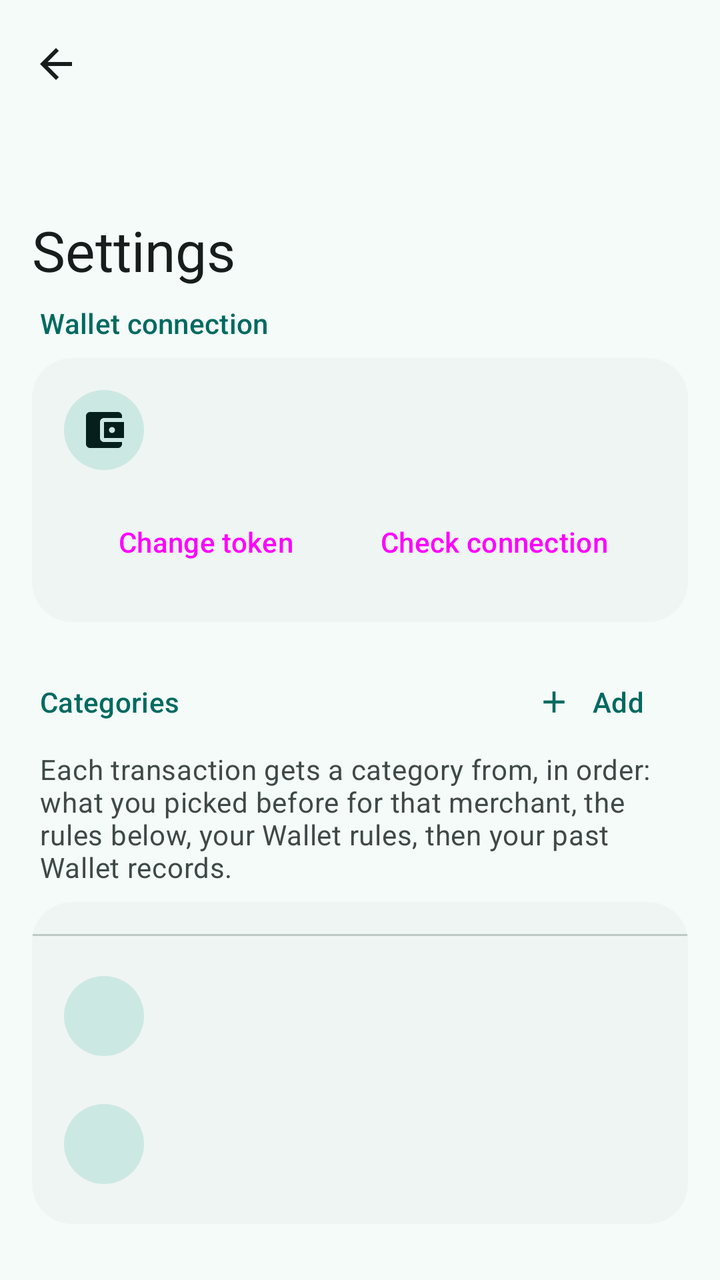
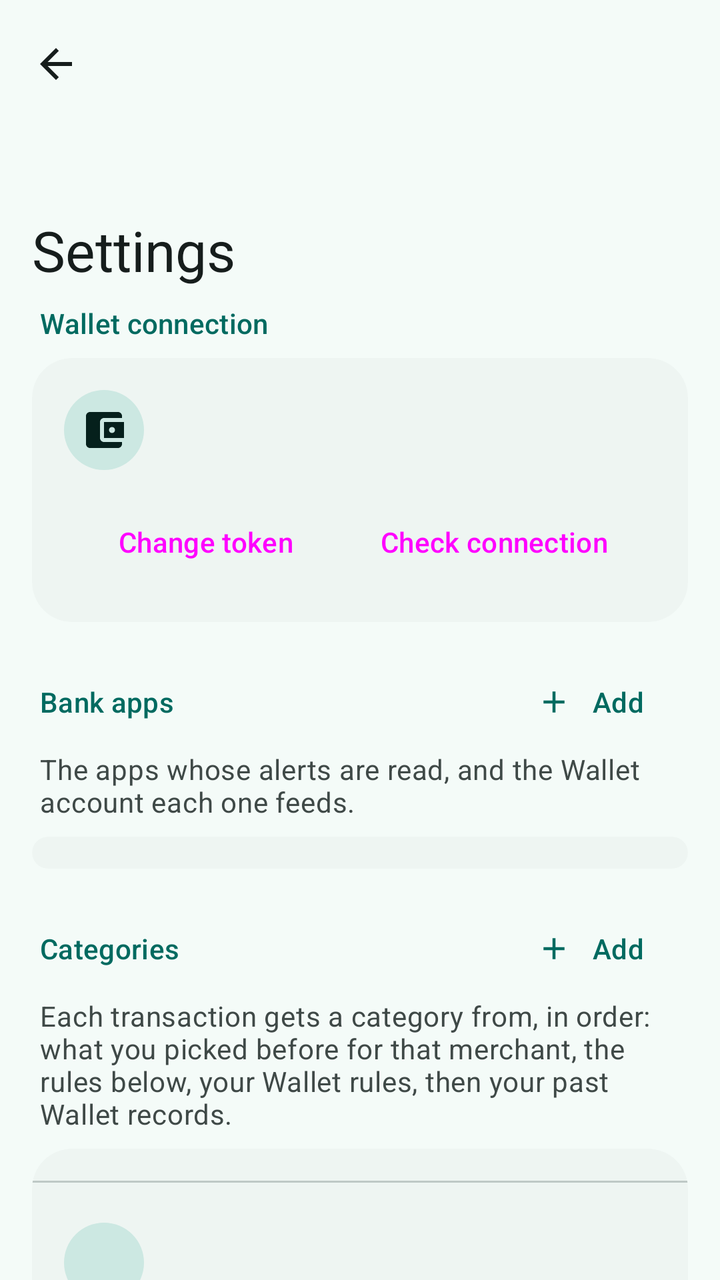

Compare the two renders of this Android layout. The source of the first and the diff that turns it into the second are given below.
<!-- AndroidManifest.xml: application theme Theme.BankSync -->
<!-- res/layout/activity_settings.xml -->
<?xml version="1.0" encoding="utf-8"?>
<androidx.coordinatorlayout.widget.CoordinatorLayout xmlns:android="http://schemas.android.com/apk/res/android"
    xmlns:app="http://schemas.android.com/apk/res-auto"
    android:id="@+id/root"
    android:layout_width="match_parent"
    android:layout_height="match_parent">

    <com.google.android.material.appbar.AppBarLayout
        android:layout_width="match_parent"
        android:layout_height="wrap_content"
        android:fitsSystemWindows="true">

        <com.google.android.material.appbar.CollapsingToolbarLayout
            style="?attr/collapsingToolbarLayoutLargeStyle"
            android:layout_width="match_parent"
            android:layout_height="?attr/collapsingToolbarLayoutLargeSize"
            app:layout_scrollFlags="scroll|exitUntilCollapsed|snap"
            app:title="Settings">

            <com.google.android.material.appbar.MaterialToolbar
                android:id="@+id/toolbar"
                android:layout_width="match_parent"
                android:layout_height="?attr/actionBarSize"
                android:elevation="0dp"
                app:layout_collapseMode="pin"
                app:navigationContentDescription="Back"
                app:navigationIcon="@drawable/ic_back"
                app:navigationIconTint="?attr/colorOnSurface" />
        </com.google.android.material.appbar.CollapsingToolbarLayout>
    </com.google.android.material.appbar.AppBarLayout>

    <androidx.core.widget.NestedScrollView
        android:id="@+id/scroll"
        android:layout_width="match_parent"
        android:layout_height="match_parent"
        android:clipToPadding="false"
        android:paddingBottom="24dp"
        app:layout_behavior="@string/appbar_scrolling_view_behavior">

        <LinearLayout
            android:layout_width="match_parent"
            android:layout_height="wrap_content"
            android:orientation="vertical"
            android:paddingStart="16dp"
            android:paddingEnd="16dp">

            
            <TextView
                style="@style/Widget.BankSync.SectionTitle"
                android:layout_marginTop="0dp"
                android:text="Wallet connection" />

            <com.google.android.material.card.MaterialCardView
                android:layout_width="match_parent"
                android:layout_height="wrap_content">

                <LinearLayout
                    android:layout_width="match_parent"
                    android:layout_height="wrap_content"
                    android:orientation="vertical"
                    android:padding="16dp">

                    <LinearLayout
                        android:layout_width="match_parent"
                        android:layout_height="wrap_content"
                        android:gravity="center_vertical"
                        android:orientation="horizontal">

                        <ImageView
                            android:id="@+id/tokenIcon"
                            style="@style/Widget.BankSync.RowIcon"
                            android:src="@drawable/ic_wallet" />

                        <TextView
                            android:id="@+id/tokenStatus"
                            android:layout_width="0dp"
                            android:layout_height="wrap_content"
                            android:layout_marginStart="16dp"
                            android:layout_weight="1"
                            android:textAppearance="?attr/textAppearanceBodyLarge" />
                    </LinearLayout>

                    
                    <LinearLayout
                        android:id="@+id/tokenEdit"
                        android:layout_width="match_parent"
                        android:layout_height="wrap_content"
                        android:orientation="vertical"
                        android:visibility="gone">

                        <com.google.android.material.textfield.TextInputLayout
                            android:id="@+id/tokenLayout"
                            style="@style/Widget.BankSync.Field"
                            android:layout_marginTop="16dp"
                            android:hint="API token"
                            app:endIconMode="password_toggle">

                            <com.google.android.material.textfield.TextInputEditText
                                android:id="@+id/tokenInput"
                                android:layout_width="match_parent"
                                android:layout_height="wrap_content"
                                android:inputType="textPassword" />
                        </com.google.android.material.textfield.TextInputLayout>

                        <TextView
                            android:id="@+id/tokenHelp"
                            android:layout_width="match_parent"
                            android:layout_height="wrap_content"
                            android:layout_marginTop="4dp"
                            android:textAppearance="?attr/textAppearanceBodySmall"
                            android:textColor="?attr/colorOnSurfaceVariant" />
                    </LinearLayout>

                    <LinearLayout
                        android:layout_width="match_parent"
                        android:layout_height="wrap_content"
                        android:layout_marginTop="12dp"
                        android:gravity="end"
                        android:orientation="horizontal">

                        <Button
                            android:id="@+id/tokenChange"
                            style="@style/Widget.Material3.Button.TextButton"
                            android:layout_width="wrap_content"
                            android:layout_height="wrap_content"
                            android:text="Change token" />

                        <Button
                            android:id="@+id/tokenCheck"
                            style="@style/Widget.Material3.Button.TonalButton"
                            android:layout_width="wrap_content"
                            android:layout_height="wrap_content"
                            android:layout_marginStart="8dp"
                            android:text="Check connection" />
                    </LinearLayout>
                </LinearLayout>
            </com.google.android.material.card.MaterialCardView>

            
            <LinearLayout
                android:layout_width="match_parent"
                android:layout_height="wrap_content"
                android:layout_marginTop="16dp"
                android:gravity="center_vertical"
                android:orientation="horizontal">

                <TextView
                    style="@style/Widget.BankSync.SectionTitle"
                    android:layout_width="0dp"
                    android:layout_marginTop="0dp"
                    android:layout_marginBottom="0dp"
                    android:layout_weight="1"
                    android:text="Categories" />

                <com.google.android.material.button.MaterialButton
                    android:id="@+id/addCategoryButton"
                    style="@style/Widget.Material3.Button.TextButton.Icon"
                    android:layout_width="wrap_content"
                    android:layout_height="wrap_content"
                    android:text="Add"
                    app:icon="@drawable/ic_add" />
            </LinearLayout>

            <TextView
                android:layout_width="match_parent"
                android:layout_height="wrap_content"
                android:layout_marginBottom="8dp"
                android:paddingStart="4dp"
                android:paddingEnd="4dp"
                android:text="Each transaction gets a category from, in order: what you picked before for that merchant, the rules below, your Wallet rules, then your past Wallet records."
                android:textAppearance="?attr/textAppearanceBodyMedium"
                android:textColor="?attr/colorOnSurfaceVariant" />

            <com.google.android.material.card.MaterialCardView
                android:layout_width="match_parent"
                android:layout_height="wrap_content">

                <LinearLayout
                    android:layout_width="match_parent"
                    android:layout_height="wrap_content"
                    android:orientation="vertical"
                    android:paddingTop="8dp"
                    android:paddingBottom="8dp">

                    <LinearLayout
                        android:id="@+id/categoriesList"
                        android:layout_width="match_parent"
                        android:layout_height="wrap_content"
                        android:orientation="vertical" />

                    <com.google.android.material.divider.MaterialDivider
                        android:layout_width="match_parent"
                        android:layout_height="wrap_content"
                        android:layout_marginTop="8dp"
                        android:layout_marginBottom="8dp" />

                    <include
                        android:id="@+id/walletDataRow"
                        layout="@layout/item_link" />

                    <include
                        android:id="@+id/memoryRow"
                        layout="@layout/item_link" />
                </LinearLayout>
            </com.google.android.material.card.MaterialCardView>

            
            <TextView
                style="@style/Widget.BankSync.SectionTitle"
                android:text="Capture" />

            <com.google.android.material.card.MaterialCardView
                android:layout_width="match_parent"
                android:layout_height="wrap_content">

                <LinearLayout
                    android:layout_width="match_parent"
                    android:layout_height="wrap_content"
                    android:orientation="vertical"
                    android:paddingStart="16dp"
                    android:paddingTop="4dp"
                    android:paddingEnd="16dp"
                    android:paddingBottom="16dp">

                    <com.google.android.material.materialswitch.MaterialSwitch
                        android:id="@+id/pausedSwitch"
                        style="@style/Widget.BankSync.SettingSwitch"
                        android:text="Pause capture" />

                    <TextView
                        style="@style/Widget.BankSync.SettingHint"
                        android:text="Ignore bank alerts for now. Also available as a Quick Settings tile." />

                    <com.google.android.material.materialswitch.MaterialSwitch
                        android:id="@+id/reviewSwitch"
                        style="@style/Widget.BankSync.SettingSwitch"
                        android:text="Ask before sending" />

                    <TextView
                        style="@style/Widget.BankSync.SettingHint"
                        android:text="Each transaction waits for you to tap Send in a notification." />

                    <com.google.android.material.textfield.TextInputLayout
                        style="@style/Widget.BankSync.Field"
                        android:hint="Ignore alerts containing"
                        app:helperText="Comma-separated words, for example OTP, promo">

                        <com.google.android.material.textfield.TextInputEditText
                            android:id="@+id/ignoreInput"
                            android:layout_width="match_parent"
                            android:layout_height="wrap_content"
                            android:inputType="textNoSuggestions" />
                    </com.google.android.material.textfield.TextInputLayout>

                    <com.google.android.material.textfield.TextInputLayout
                        style="@style/Widget.BankSync.Field"
                        android:hint="Catch-up window (hours)"
                        app:helperText="How far back &quot;Scan for missed alerts&quot; looks">

                        <com.google.android.material.textfield.TextInputEditText
                            android:id="@+id/catchUpInput"
                            android:layout_width="match_parent"
                            android:layout_height="wrap_content"
                            android:inputType="number" />
                    </com.google.android.material.textfield.TextInputLayout>
                </LinearLayout>
            </com.google.android.material.card.MaterialCardView>

            
            <TextView
                style="@style/Widget.BankSync.SectionTitle"
                android:text="Uploads" />

            <com.google.android.material.card.MaterialCardView
                android:layout_width="match_parent"
                android:layout_height="wrap_content">

                <LinearLayout
                    android:layout_width="match_parent"
                    android:layout_height="wrap_content"
                    android:orientation="vertical"
                    android:paddingStart="16dp"
                    android:paddingTop="4dp"
                    android:paddingEnd="16dp"
                    android:paddingBottom="16dp">

                    <com.google.android.material.materialswitch.MaterialSwitch
                        android:id="@+id/retrySwitch"
                        style="@style/Widget.BankSync.SettingSwitch"
                        android:text="Retry automatically" />

                    <TextView
                        style="@style/Widget.BankSync.SettingHint"
                        android:text="Keep trying when you're offline or Wallet is down. Off: a failed upload waits for you to retry it." />

                    <com.google.android.material.materialswitch.MaterialSwitch
                        android:id="@+id/wifiSwitch"
                        style="@style/Widget.BankSync.SettingSwitch"
                        android:text="Wi-Fi only" />

                    <TextView
                        style="@style/Widget.BankSync.SettingHint"
                        android:text="Hold transactions until you're on Wi-Fi." />

                    <com.google.android.material.materialswitch.MaterialSwitch
                        android:id="@+id/skipExistingSwitch"
                        style="@style/Widget.BankSync.SettingSwitch"
                        android:text="Skip money Wallet already has" />

                    <TextView
                        style="@style/Widget.BankSync.SettingHint"
                        android:text="Avoids counting a transfer twice when you recorded it in Wallet yourself." />

                    <com.google.android.material.textfield.TextInputLayout
                        style="@style/Widget.BankSync.Field"
                        android:hint="Batch delay (minutes)"
                        app:helperText="Longer saves battery: bursts go out as one request">

                        <com.google.android.material.textfield.TextInputEditText
                            android:id="@+id/delayInput"
                            android:layout_width="match_parent"
                            android:layout_height="wrap_content"
                            android:inputType="number" />
                    </com.google.android.material.textfield.TextInputLayout>

                    <com.google.android.material.textfield.TextInputLayout
                        style="@style/Widget.BankSync.Field"
                        android:hint="Give up after (attempts)">

                        <com.google.android.material.textfield.TextInputEditText
                            android:id="@+id/attemptsInput"
                            android:layout_width="match_parent"
                            android:layout_height="wrap_content"
                            android:inputType="number" />
                    </com.google.android.material.textfield.TextInputLayout>
                </LinearLayout>
            </com.google.android.material.card.MaterialCardView>

            
            <TextView
                style="@style/Widget.BankSync.SectionTitle"
                android:text="Records in Wallet" />

            <com.google.android.material.card.MaterialCardView
                android:layout_width="match_parent"
                android:layout_height="wrap_content">

                <LinearLayout
                    android:layout_width="match_parent"
                    android:layout_height="wrap_content"
                    android:orientation="vertical"
                    android:paddingStart="16dp"
                    android:paddingTop="4dp"
                    android:paddingEnd="16dp"
                    android:paddingBottom="4dp">

                    <com.google.android.material.materialswitch.MaterialSwitch
                        android:id="@+id/noteSwitch"
                        style="@style/Widget.BankSync.SettingSwitch"
                        android:text="Add payment details as a note" />

                    <TextView
                        style="@style/Widget.BankSync.SettingHint"
                        android:text="Payee and reference from the alert, plus the original amount when it was in another currency." />

                    <com.google.android.material.materialswitch.MaterialSwitch
                        android:id="@+id/unclearedSwitch"
                        style="@style/Widget.BankSync.SettingSwitch"
                        android:text="Mark as uncleared" />

                    <TextView
                        style="@style/Widget.BankSync.SettingHint"
                        android:text="So you can tick them off against your statement." />
                </LinearLayout>
            </com.google.android.material.card.MaterialCardView>

            
            <TextView
                style="@style/Widget.BankSync.SectionTitle"
                android:text="Alerts and privacy" />

            <com.google.android.material.card.MaterialCardView
                android:layout_width="match_parent"
                android:layout_height="wrap_content">

                <LinearLayout
                    android:layout_width="match_parent"
                    android:layout_height="wrap_content"
                    android:orientation="vertical"
                    android:paddingStart="16dp"
                    android:paddingTop="4dp"
                    android:paddingEnd="16dp"
                    android:paddingBottom="16dp">

                    <com.google.android.material.materialswitch.MaterialSwitch
                        android:id="@+id/alertsSwitch"
                        style="@style/Widget.BankSync.SettingSwitch"
                        android:text="Tell me when something needs attention" />

                    <TextView
                        style="@style/Widget.BankSync.SettingHint"
                        android:text="A notification when Wallet rejects the token or a transaction can't be sent." />

                    <com.google.android.material.materialswitch.MaterialSwitch
                        android:id="@+id/lockSwitch"
                        style="@style/Widget.BankSync.SettingSwitch"
                        android:text="Lock the app" />

                    <TextView
                        style="@style/Widget.BankSync.SettingHint"
                        android:text="Ask for your screen lock when opening the app." />

                    <com.google.android.material.textfield.TextInputLayout
                        style="@style/Widget.BankSync.Field"
                        android:hint="Keep history (days)"
                        app:helperText="Sent and not-understood alerts are deleted from this phone after this">

                        <com.google.android.material.textfield.TextInputEditText
                            android:id="@+id/keepInput"
                            android:layout_width="match_parent"
                            android:layout_height="wrap_content"
                            android:inputType="number" />
                    </com.google.android.material.textfield.TextInputLayout>
                </LinearLayout>
            </com.google.android.material.card.MaterialCardView>

            
            <TextView
                style="@style/Widget.BankSync.SectionTitle"
                android:text="Phone settings" />

            <com.google.android.material.card.MaterialCardView
                android:layout_width="match_parent"
                android:layout_height="wrap_content">

                <LinearLayout
                    android:layout_width="match_parent"
                    android:layout_height="wrap_content"
                    android:orientation="vertical"
                    android:paddingTop="8dp"
                    android:paddingBottom="8dp">

                    <include
                        android:id="@+id/accessRow"
                        layout="@layout/item_link" />

                    <include
                        android:id="@+id/batteryRow"
                        layout="@layout/item_link" />
                </LinearLayout>
            </com.google.android.material.card.MaterialCardView>
        </LinearLayout>
    </androidx.core.widget.NestedScrollView>
</androidx.coordinatorlayout.widget.CoordinatorLayout>
<!-- res/layout/item_link.xml (included above) -->
<?xml version="1.0" encoding="utf-8"?>
<LinearLayout xmlns:android="http://schemas.android.com/apk/res/android"
    android:layout_width="match_parent"
    android:layout_height="wrap_content"
    android:background="?attr/selectableItemBackground"
    android:gravity="center_vertical"
    android:minHeight="64dp"
    android:orientation="horizontal"
    android:paddingStart="16dp"
    android:paddingTop="8dp"
    android:paddingEnd="16dp"
    android:paddingBottom="8dp">

    <ImageView
        android:id="@+id/linkIcon"
        style="@style/Widget.BankSync.RowIcon" />

    <LinearLayout
        android:layout_width="0dp"
        android:layout_height="wrap_content"
        android:layout_marginStart="16dp"
        android:layout_weight="1"
        android:orientation="vertical">

        <TextView
            android:id="@+id/linkTitle"
            android:layout_width="match_parent"
            android:layout_height="wrap_content"
            android:textAppearance="?attr/textAppearanceBodyLarge" />

        <TextView
            android:id="@+id/linkText"
            android:layout_width="match_parent"
            android:layout_height="wrap_content"
            android:textAppearance="?attr/textAppearanceBodyMedium"
            android:textColor="?attr/colorOnSurfaceVariant" />
    </LinearLayout>
</LinearLayout>
<!-- resources referenced by this layout -->
<resources>
  <!-- drawable ic_add (drawable) -->
  <?xml version="1.0" encoding="utf-8"?>
  <vector xmlns:android="http://schemas.android.com/apk/res/android"
      android:width="24dp"
      android:height="24dp"
      android:viewportWidth="24"
      android:viewportHeight="24">
      <path android:fillColor="#FF000000" android:pathData="M19,13h-6v6h-2v-6H5v-2h6V5h2v6h6v2z" />
  </vector>
  <!-- drawable ic_back (drawable) -->
  <?xml version="1.0" encoding="utf-8"?>
  <vector xmlns:android="http://schemas.android.com/apk/res/android"
      android:width="24dp"
      android:height="24dp"
      android:viewportWidth="24"
      android:viewportHeight="24">
      <path android:fillColor="#FF000000" android:pathData="M20,11H7.83l5.59,-5.59L12,4l-8,8 8,8 1.41,-1.41L7.83,13H20v-2z" />
  </vector>
  <style name="Widget.BankSync.Field" parent="Widget.Material3.TextInputLayout.OutlinedBox">
          <item name="android:layout_width">match_parent</item>
          <item name="android:layout_height">wrap_content</item>
          <item name="android:layout_marginTop">12dp</item>
      </style>
  <style name="Widget.BankSync.RowIcon" parent="">
          <item name="android:layout_width">40dp</item>
          <item name="android:layout_height">40dp</item>
          <item name="android:padding">8dp</item>
          <item name="android:background">@drawable/bg_circle</item>
          <item name="android:backgroundTint">?attr/colorSecondaryContainer</item>
          <item name="tint">?attr/colorOnSecondaryContainer</item>
          <item name="android:importantForAccessibility">no</item>
      </style>
  <style name="Widget.BankSync.SectionTitle" parent="">
          <item name="android:layout_width">match_parent</item>
          <item name="android:layout_height">wrap_content</item>
          <item name="android:layout_marginTop">24dp</item>
          <item name="android:layout_marginBottom">8dp</item>
          <item name="android:paddingStart">4dp</item>
          <item name="android:textAppearance">?attr/textAppearanceTitleSmall</item>
          <item name="android:textColor">?attr/colorPrimary</item>
      </style>
  <style name="Widget.BankSync.SettingHint" parent="">
          <item name="android:layout_width">match_parent</item>
          <item name="android:layout_height">wrap_content</item>
          <item name="android:layout_marginEnd">64dp</item>
          <item name="android:paddingBottom">12dp</item>
          <item name="android:textAppearance">?attr/textAppearanceBodyMedium</item>
          <item name="android:textColor">?attr/colorOnSurfaceVariant</item>
      </style>
  <style name="Widget.BankSync.SettingSwitch" parent="Widget.Material3.CompoundButton.MaterialSwitch">
          <item name="android:layout_width">match_parent</item>
          <item name="android:layout_height">wrap_content</item>
          <item name="android:paddingTop">12dp</item>
          <item name="android:textAppearance">?attr/textAppearanceBodyLarge</item>
      </style>
  <!-- drawable bg_circle (drawable) -->
  <?xml version="1.0" encoding="utf-8"?>
  <shape xmlns:android="http://schemas.android.com/apk/res/android" android:shape="oval">
      <solid android:color="#FFFFFFFF" />
  </shape>
  <style name="Widget.BankSync.Card" parent="Widget.Material3.CardView.Filled">
          <item name="cardBackgroundColor">?attr/colorSurfaceContainerLow</item>
          <item name="shapeAppearance">@style/ShapeAppearance.BankSync.Large</item>
      </style>
  <style name="ShapeAppearance.BankSync.Large" parent="ShapeAppearance.Material3.Corner.Large">
          <item name="cornerSize">20dp</item>
      </style>
  <style name="ShapeAppearance.BankSync.ExtraLarge" parent="ShapeAppearance.Material3.Corner.ExtraLarge">
          <item name="cornerSize">28dp</item>
      </style>
  <!-- unchanged entries left out for length: 2 -->
</resources>

<!-- the commit's change to res/layout/activity_settings.xml (unified diff, before → after) -->
@@ -134,6 +134,54 @@
                             android:text="Check connection" />
                     </LinearLayout>
                 </LinearLayout>
+            </com.google.android.material.card.MaterialCardView>
+
+            
+            <LinearLayout
+                android:layout_width="match_parent"
+                android:layout_height="wrap_content"
+                android:layout_marginTop="16dp"
+                android:gravity="center_vertical"
+                android:orientation="horizontal">
+
+                <TextView
+                    style="@style/Widget.BankSync.SectionTitle"
+                    android:layout_width="0dp"
+                    android:layout_marginTop="0dp"
+                    android:layout_marginBottom="0dp"
+                    android:layout_weight="1"
+                    android:text="Bank apps" />
+
+                <com.google.android.material.button.MaterialButton
+                    android:id="@+id/addAppButton"
+                    style="@style/Widget.Material3.Button.TextButton.Icon"
+                    android:layout_width="wrap_content"
+                    android:layout_height="wrap_content"
+                    android:text="Add"
+                    app:icon="@drawable/ic_add" />
+            </LinearLayout>
+
+            <TextView
+                android:layout_width="match_parent"
+                android:layout_height="wrap_content"
+                android:layout_marginBottom="8dp"
+                android:paddingStart="4dp"
+                android:paddingEnd="4dp"
+                android:text="The apps whose alerts are read, and the Wallet account each one feeds."
+                android:textAppearance="?attr/textAppearanceBodyMedium"
+                android:textColor="?attr/colorOnSurfaceVariant" />
+
+            <com.google.android.material.card.MaterialCardView
+                android:layout_width="match_parent"
+                android:layout_height="wrap_content">
+
+                <LinearLayout
+                    android:id="@+id/rulesList"
+                    android:layout_width="match_parent"
+                    android:layout_height="wrap_content"
+                    android:orientation="vertical"
+                    android:paddingTop="8dp"
+                    android:paddingBottom="8dp" />
             </com.google.android.material.card.MaterialCardView>
 
             
